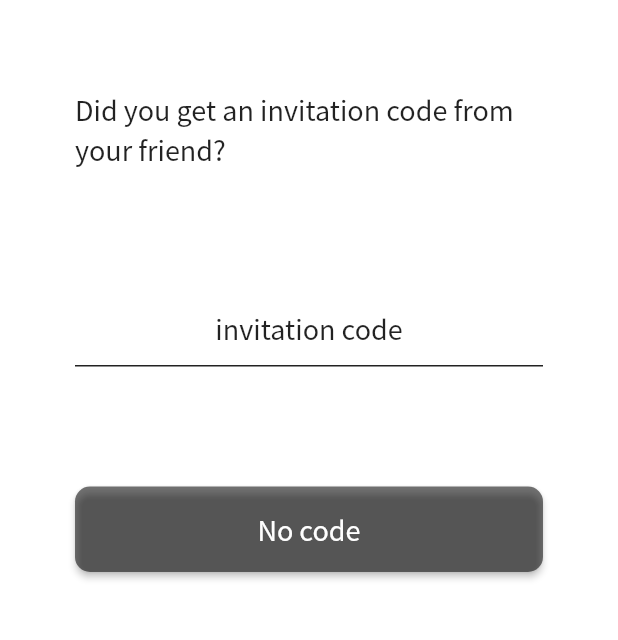
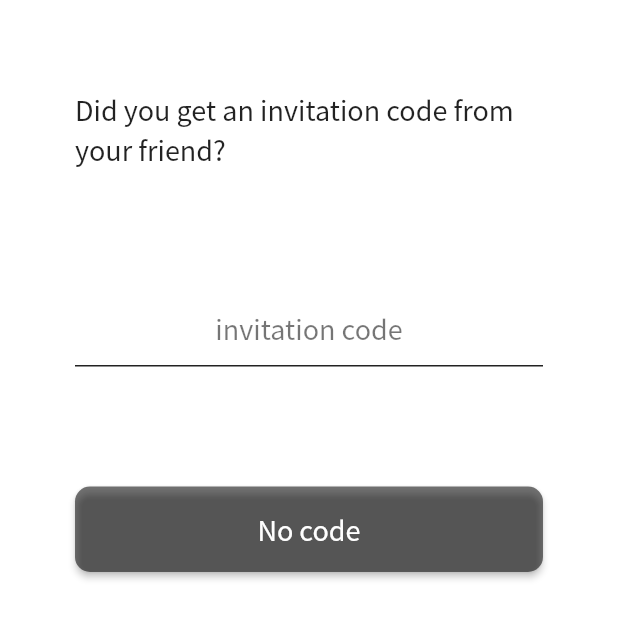
Before and after one commit to cheonbrave/campfire, a Flutter app: the InputCodePage screen opened directly, on a phone screen of 412 x 824 dp, the part 70-710 px from its top. Run offline on Flutter 3.47's test engine with Material 2 defaults, Android fonts, the phone set to English and light mode, and no system bars.

Commit message:
힌트 텍스트 컬러 수정
힌트 텍스트 컬러 수정

```diff
--- a/lib/pages/join/input_code_page.dart
+++ b/lib/pages/join/input_code_page.dart
@@ -53,7 +53,7 @@ class _InputCodePageState extends State<InputCodePage> {
                     ],
                     decoration: InputDecoration(
                       hintText: Translations.of(context).trans('input_code'),
-                      hintStyle: TextStyle(fontSize: txtSizeBigStr, color: Colors.black87),
+                      hintStyle: TextStyle(fontSize: txtSizeBigStr, color: Colors.black54),
                       focusedBorder: UnderlineInputBorder(borderSide: BorderSide(color: Color(pointColor))),
                       enabledBorder: UnderlineInputBorder(borderSide: BorderSide(color: Colors.black87)),
                     ),
```
